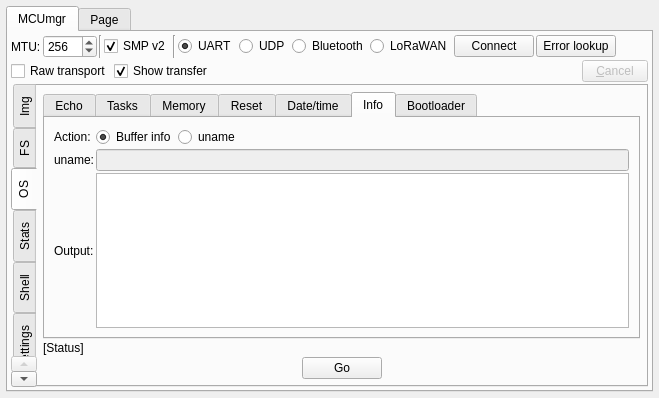
This is plugins/mcumgr/form.ui in thedjnK/AuTerm as Qt 5 draws it before an edit. The edited form follows.
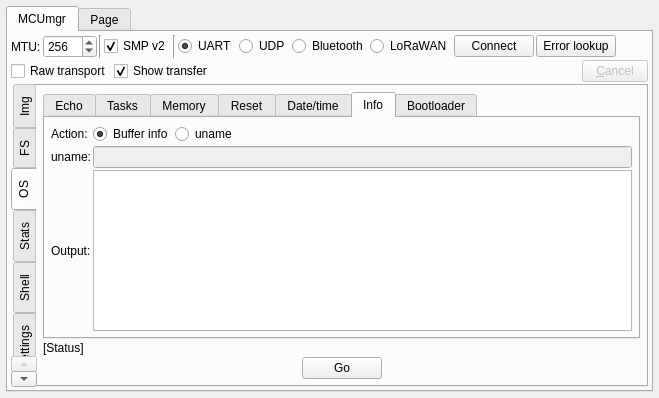
This is the edited form. The open tabs and pages were chosen to show the change. Custom widgets are drawn as their Qt base class.

Commit message: plugins: mcumgr: Fix some spacing issues

```diff
--- a/plugins/mcumgr/form.ui
+++ b/plugins/mcumgr/form.ui
@@ -1441,6 +1441,18 @@
                <string>Info</string>
               </attribute>
               <layout class="QGridLayout" name="gridLayout_13">
+               <property name="leftMargin">
+                <number>6</number>
+               </property>
+               <property name="topMargin">
+                <number>6</number>
+               </property>
+               <property name="rightMargin">
+                <number>6</number>
+               </property>
+               <property name="bottomMargin">
+                <number>6</number>
+               </property>
                <property name="spacing">
                 <number>2</number>
                </property>
```
Left out of the diff: 3 changed lines with no effect on the pictures. The commit also changes 1 other file.
